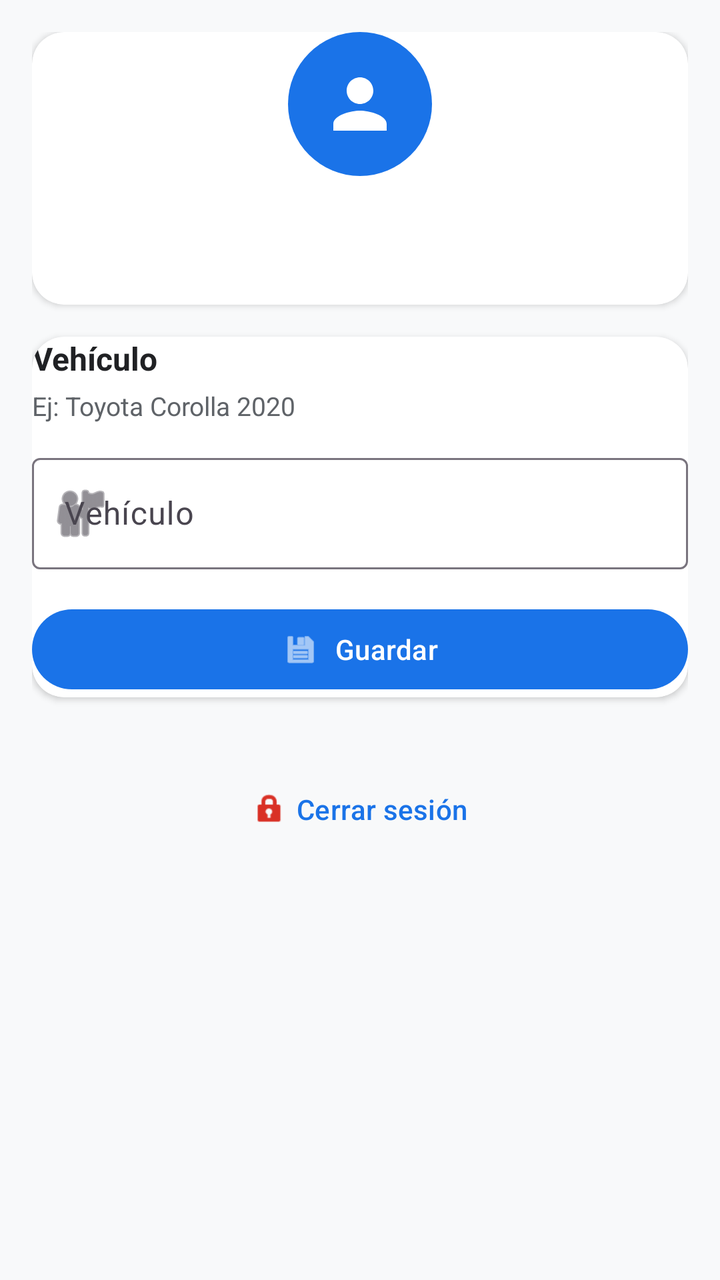
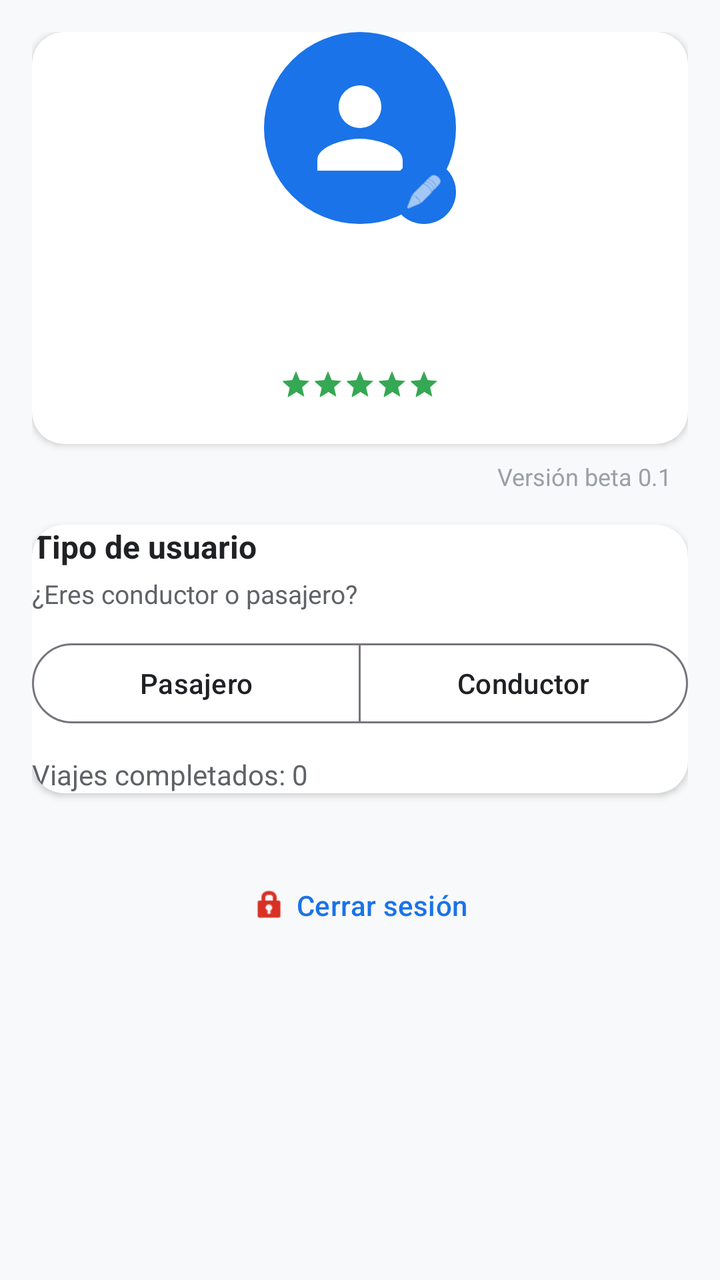

Compare the two renders of this Android layout. The source of the first and the diff that turns it into the second are given below.
<!-- AndroidManifest.xml: application theme Theme.CarpoolApp -->
<!-- res/layout/fragment_perfil.xml -->
<?xml version="1.0" encoding="utf-8"?>
<ScrollView
    xmlns:android="http://schemas.android.com/apk/res/android"
    xmlns:app="http://schemas.android.com/apk/res-auto"
    android:layout_width="match_parent"
    android:layout_height="match_parent"
    android:background="@color/background">

    <androidx.constraintlayout.widget.ConstraintLayout
        android:layout_width="match_parent"
        android:layout_height="wrap_content"
        android:padding="16dp">

        <com.google.android.material.card.MaterialCardView
            android:id="@+id/profile_card"
            android:layout_width="0dp"
            android:layout_height="wrap_content"
            app:cardCornerRadius="16dp"
            app:cardElevation="2dp"
            app:cardBackgroundColor="@color/surface"
            app:layout_constraintTop_toTopOf="parent"
            app:layout_constraintStart_toStartOf="parent"
            app:layout_constraintEnd_toEndOf="parent"
            android:padding="24dp">

            <androidx.constraintlayout.widget.ConstraintLayout
                android:layout_width="match_parent"
                android:layout_height="wrap_content">

                <ImageView
                    android:id="@+id/avatar"
                    android:layout_width="72dp"
                    android:layout_height="72dp"
                    android:background="@drawable/circle_avatar_background"
                    android:padding="16dp"
                    android:src="@drawable/ic_person_grey_24dp"
                    app:tint="@color/on_primary"
                    android:contentDescription="@string/desc_avatar"
                    app:layout_constraintTop_toTopOf="parent"
                    app:layout_constraintStart_toStartOf="parent"
                    app:layout_constraintEnd_toEndOf="parent" />

                <TextView
                    android:id="@+id/tv_nombre"
                    android:layout_width="0dp"
                    android:layout_height="wrap_content"
                    android:textSize="22sp"
                    android:textStyle="bold"
                    android:textColor="@color/text_primary"
                    android:gravity="center"
                    android:layout_marginTop="12dp"
                    app:layout_constraintTop_toBottomOf="@id/avatar"
                    app:layout_constraintStart_toStartOf="parent"
                    app:layout_constraintEnd_toEndOf="parent" />

                <TextView
                    android:id="@+id/tv_email"
                    android:layout_width="0dp"
                    android:layout_height="wrap_content"
                    android:textSize="14sp"
                    android:textColor="@color/text_secondary"
                    android:gravity="center"
                    app:layout_constraintTop_toBottomOf="@id/tv_nombre"
                    app:layout_constraintStart_toStartOf="parent"
                    app:layout_constraintEnd_toEndOf="parent"
                    android:layout_marginTop="4dp" />
            </androidx.constraintlayout.widget.ConstraintLayout>
        </com.google.android.material.card.MaterialCardView>

        <com.google.android.material.card.MaterialCardView
            android:id="@+id/vehiculo_card"
            android:layout_width="0dp"
            android:layout_height="wrap_content"
            app:cardCornerRadius="16dp"
            app:cardElevation="2dp"
            app:cardBackgroundColor="@color/surface"
            android:layout_marginTop="16dp"
            app:layout_constraintTop_toBottomOf="@id/profile_card"
            app:layout_constraintStart_toStartOf="parent"
            app:layout_constraintEnd_toEndOf="parent"
            android:padding="20dp">

            <androidx.constraintlayout.widget.ConstraintLayout
                android:layout_width="match_parent"
                android:layout_height="wrap_content">

                <TextView
                    android:id="@+id/vehiculo_title"
                    android:layout_width="wrap_content"
                    android:layout_height="wrap_content"
                    android:text="Vehículo"
                    android:textSize="16sp"
                    android:textStyle="bold"
                    android:textColor="@color/text_primary"
                    app:layout_constraintTop_toTopOf="parent"
                    app:layout_constraintStart_toStartOf="parent" />

                <TextView
                    android:id="@+id/vehiculo_helper"
                    android:layout_width="0dp"
                    android:layout_height="wrap_content"
                    android:text="Ej: Toyota Corolla 2020"
                    android:textSize="13sp"
                    android:textColor="@color/text_secondary"
                    app:layout_constraintTop_toBottomOf="@id/vehiculo_title"
                    app:layout_constraintStart_toStartOf="parent"
                    app:layout_constraintEnd_toEndOf="parent"
                    android:layout_marginTop="4dp" />

                <com.google.android.material.textfield.TextInputLayout
                    android:id="@+id/vehiculo_layout"
                    android:layout_width="0dp"
                    android:layout_height="wrap_content"
                    android:hint="@string/label_vehiculo"
                    style="@style/Widget.Material3.TextInputLayout.OutlinedBox"
                    app:startIconDrawable="@android:drawable/ic_menu_myplaces"
                    app:layout_constraintTop_toBottomOf="@id/vehiculo_helper"
                    app:layout_constraintStart_toStartOf="parent"
                    app:layout_constraintEnd_toEndOf="parent"
                    android:layout_marginTop="12dp">

                    <com.google.android.material.textfield.TextInputEditText
                        android:id="@+id/vehiculo_input"
                        android:layout_width="match_parent"
                        android:layout_height="wrap_content"
                        android:inputType="textCapWords" />
                </com.google.android.material.textfield.TextInputLayout>

                <com.google.android.material.button.MaterialButton
                    android:id="@+id/btn_guardar"
                    android:layout_width="0dp"
                    android:layout_height="48dp"
                    android:text="@string/btn_guardar"
                    app:icon="@android:drawable/ic_menu_save"
                    app:iconGravity="textStart"
                    app:layout_constraintTop_toBottomOf="@id/vehiculo_layout"
                    app:layout_constraintStart_toStartOf="parent"
                    app:layout_constraintEnd_toEndOf="parent"
                    android:layout_marginTop="16dp" />
            </androidx.constraintlayout.widget.ConstraintLayout>
        </com.google.android.material.card.MaterialCardView>

        <TextView
            android:id="@+id/mensaje_feedback"
            android:layout_width="0dp"
            android:layout_height="wrap_content"
            android:textSize="14sp"
            android:textAlignment="center"
            android:padding="12dp"
            android:background="@drawable/feedback_background"
            android:visibility="gone"
            app:layout_constraintTop_toBottomOf="@id/btn_cerrar_sesion"
            app:layout_constraintStart_toStartOf="parent"
            app:layout_constraintEnd_toEndOf="parent"
            android:layout_marginTop="16dp" />

        <com.google.android.material.button.MaterialButton
            android:id="@+id/btn_cerrar_sesion"
            android:layout_width="0dp"
            android:layout_height="48dp"
            android:text="@string/msg_cerrar_sesion"
            style="@style/Widget.Material3.Button.TextButton"
            app:icon="@android:drawable/ic_lock_idle_lock"
            app:iconGravity="textStart"
            app:iconTint="@color/error"
            app:layout_constraintTop_toBottomOf="@id/vehiculo_card"
            app:layout_constraintStart_toStartOf="parent"
            app:layout_constraintEnd_toEndOf="parent"
            android:layout_marginTop="32dp" />

    </androidx.constraintlayout.widget.ConstraintLayout>
</ScrollView>
<!-- resources referenced by this layout -->
<resources>
  <color name="background">#FFF8F9FA</color>
  <color name="error">#FFD93025</color>
  <color name="on_primary">#FFFFFFFF</color>
  <color name="surface">#FFFFFFFF</color>
  <color name="text_primary">#FF202124</color>
  <color name="text_secondary">#FF5F6368</color>
  <!-- drawable circle_avatar_background (drawable) -->
  <?xml version="1.0" encoding="utf-8"?>
  <shape xmlns:android="http://schemas.android.com/apk/res/android"
      android:shape="oval">
      <solid android:color="@color/primary" />
  </shape>
  <!-- drawable feedback_background (drawable) -->
  <?xml version="1.0" encoding="utf-8"?>
  <shape xmlns:android="http://schemas.android.com/apk/res/android"
      android:shape="rectangle">
      <solid android:color="#E8F5E9" />
      <corners android:radius="8dp" />
      <padding
          android:left="8dp"
          android:top="8dp"
          android:right="8dp"
          android:bottom="8dp" />
  </shape>
  <!-- drawable ic_person_grey_24dp (drawable) -->
  <?xml version="1.0" encoding="utf-8"?>
  <vector xmlns:android="http://schemas.android.com/apk/res/android"
      android:width="24dp"
      android:height="24dp"
      android:viewportWidth="24"
      android:viewportHeight="24">
      <path
          android:fillColor="#757575"
          android:pathData="M12,12c2.21,0 4,-1.79 4,-4s-1.79,-4 -4,-4 -4,1.79 -4,4 1.79,4 4,4zM12,14c-2.67,0 -8,1.34 -8,4v2h16v-2c0,-2.66 -5.33,-4 -8,-4z"/>
  </vector>
  <string name="btn_guardar">Guardar</string>
  <string name="desc_avatar">Avatar del usuario</string>
  <string name="label_vehiculo">Vehículo</string>
  <string name="msg_cerrar_sesion">Cerrar sesión</string>
  <style name="Theme.CarpoolApp" parent="Theme.Material3.DayNight.NoActionBar">
          <item name="colorPrimary">@color/primary</item>
          <item name="colorOnPrimary">@color/on_primary</item>
          <item name="colorPrimaryContainer">@color/primary_variant</item>
          <item name="colorSecondary">@color/secondary</item>
          <item name="colorOnSecondary">@color/on_secondary</item>
          <item name="colorError">@color/error</item>
          <item name="colorOnError">@color/on_error</item>
          <item name="android:colorBackground">@color/background</item>
          <item name="colorOnBackground">@color/on_background</item>
          <item name="colorOnSurface">@color/on_surface</item>
          <item name="materialCardViewStyle">@style/Widget.CarpoolApp.Card</item>
      </style>
  <color name="primary">#FF1A73E8</color>
  <color name="primary_variant">#FF1557B0</color>
  <color name="secondary">#FF34A853</color>
  <color name="on_secondary">#FFFFFFFF</color>
  <color name="on_error">#FFFFFFFF</color>
  <color name="on_background">#FF202124</color>
  <color name="on_surface">#FF202124</color>
  <style name="Widget.CarpoolApp.Card" parent="Widget.Material3.CardView.Filled">
          <item name="cardCornerRadius">16dp</item>
          <item name="cardElevation">2dp</item>
          <item name="strokeWidth">0dp</item>
      </style>
</resources>

<!-- the commit's change to res/layout/fragment_perfil.xml (unified diff, before → after) -->
@@ -29,8 +29,8 @@
 
                 <ImageView
                     android:id="@+id/avatar"
-                    android:layout_width="72dp"
-                    android:layout_height="72dp"
+                    android:layout_width="96dp"
+                    android:layout_height="96dp"
                     android:background="@drawable/circle_avatar_background"
                     android:padding="16dp"
                     android:src="@drawable/ic_person_grey_24dp"
@@ -40,6 +40,18 @@
                     app:layout_constraintStart_toStartOf="parent"
                     app:layout_constraintEnd_toEndOf="parent" />
 
+                <ImageView
+                    android:id="@+id/btn_editar_foto"
+                    android:layout_width="32dp"
+                    android:layout_height="32dp"
+                    android:src="@android:drawable/ic_menu_edit"
+                    android:background="@drawable/circle_avatar_background"
+                    android:padding="6dp"
+                    app:tint="@color/on_primary"
+                    android:contentDescription="Editar foto"
+                    app:layout_constraintBottom_toBottomOf="@id/avatar"
+                    app:layout_constraintEnd_toEndOf="@id/avatar" />
+
                 <TextView
                     android:id="@+id/tv_nombre"
                     android:layout_width="0dp"
@@ -64,18 +76,55 @@
                     app:layout_constraintStart_toStartOf="parent"
                     app:layout_constraintEnd_toEndOf="parent"
                     android:layout_marginTop="4dp" />
+
+                <RatingBar
+                    android:id="@+id/rating_bar"
+                    style="?android:attr/ratingBarStyleSmall"
+                    android:layout_width="wrap_content"
+                    android:layout_height="wrap_content"
+                    android:numStars="5"
+                    android:rating="5"
+                    android:isIndicator="true"
+                    android:progressTint="@color/secondary"
+                    app:layout_constraintTop_toBottomOf="@id/tv_email"
+                    app:layout_constraintStart_toStartOf="parent"
+                    app:layout_constraintEnd_toEndOf="parent"
+                    android:layout_marginTop="8dp" />
+
+                <TextView
+                    android:id="@+id/tv_calificacion"
+                    android:layout_width="wrap_content"
+                    android:layout_height="wrap_content"
+                    android:textSize="13sp"
+                    android:textColor="@color/text_secondary"
+                    app:layout_constraintTop_toBottomOf="@id/rating_bar"
+                    app:layout_constraintStart_toStartOf="parent"
+                    app:layout_constraintEnd_toEndOf="parent"
+                    android:layout_marginTop="4dp" />
             </androidx.constraintlayout.widget.ConstraintLayout>
         </com.google.android.material.card.MaterialCardView>
 
+        <TextView
+            android:id="@+id/tv_version"
+            android:layout_width="wrap_content"
+            android:layout_height="wrap_content"
+            android:textSize="12sp"
+            android:textColor="@color/text_hint"
+            android:text="Versión beta 0.1"
+            app:layout_constraintTop_toBottomOf="@id/profile_card"
+            app:layout_constraintEnd_toEndOf="parent"
+            android:layout_marginTop="8dp"
+            android:layout_marginEnd="8dp" />
+
         <com.google.android.material.card.MaterialCardView
-            android:id="@+id/vehiculo_card"
+            android:id="@+id/tipo_usuario_card"
             android:layout_width="0dp"
             android:layout_height="wrap_content"
             app:cardCornerRadius="16dp"
             app:cardElevation="2dp"
             app:cardBackgroundColor="@color/surface"
             android:layout_marginTop="16dp"
-            app:layout_constraintTop_toBottomOf="@id/profile_card"
+            app:layout_constraintTop_toBottomOf="@id/tv_version"
             app:layout_constraintStart_toStartOf="parent"
             app:layout_constraintEnd_toEndOf="parent"
             android:padding="20dp">
@@ -85,10 +134,10 @@
                 android:layout_height="wrap_content">
 
                 <TextView
-                    android:id="@+id/vehiculo_title"
+                    android:id="@+id/tipo_title"
                     android:layout_width="wrap_content"
                     android:layout_height="wrap_content"
-                    android:text="Vehículo"
+                    android:text="Tipo de usuario"
                     android:textSize="16sp"
                     android:textStyle="bold"
                     android:textColor="@color/text_primary"
@@ -96,10 +145,93 @@
                     app:layout_constraintStart_toStartOf="parent" />
 
                 <TextView
+                    android:id="@+id/tipo_helper"
+                    android:layout_width="0dp"
+                    android:layout_height="wrap_content"
+                    android:text="¿Eres conductor o pasajero?"
+                    android:textSize="13sp"
+                    android:textColor="@color/text_secondary"
+                    app:layout_constraintTop_toBottomOf="@id/tipo_title"
+                    app:layout_constraintStart_toStartOf="parent"
+                    app:layout_constraintEnd_toEndOf="parent"
+                    android:layout_marginTop="4dp" />
+
+                <com.google.android.material.button.MaterialButtonToggleGroup
+                    android:id="@+id/tipo_toggle"
+                    android:layout_width="0dp"
+                    android:layout_height="wrap_content"
+                    app:layout_constraintTop_toBottomOf="@id/tipo_helper"
+                    app:layout_constraintStart_toStartOf="parent"
+                    app:layout_constraintEnd_toEndOf="parent"
+                    android:layout_marginTop="12dp"
+                    app:singleSelection="true"
+                    app:selectionRequired="true">
+
+                    <com.google.android.material.button.MaterialButton
+                        android:id="@+id/btn_pasajero"
+                        style="@style/Widget.Material3.Button.OutlinedButton"
+                        android:layout_width="0dp"
+                        android:layout_height="wrap_content"
+                        android:text="Pasajero"
+                        android:layout_weight="1" />
+
+                    <com.google.android.material.button.MaterialButton
+                        android:id="@+id/btn_conductor"
+                        style="@style/Widget.Material3.Button.OutlinedButton"
+                        android:layout_width="0dp"
+                        android:layout_height="wrap_content"
+                        android:text="Conductor"
+                        android:layout_weight="1" />
+                </com.google.android.material.button.MaterialButtonToggleGroup>
+
+                <TextView
+                    android:id="@+id/tv_viajes_completados"
+                    android:layout_width="0dp"
+                    android:layout_height="wrap_content"
+                    android:textSize="14sp"
+                    android:textColor="@color/text_secondary"
+                    android:text="Viajes completados: 0"
+                    app:layout_constraintTop_toBottomOf="@id/tipo_toggle"
+                    app:layout_constraintStart_toStartOf="parent"
+                    app:layout_constraintEnd_toEndOf="parent"
+                    android:layout_marginTop="12dp" />
+            </androidx.constraintlayout.widget.ConstraintLayout>
+        </com.google.android.material.card.MaterialCardView>
+
+        <com.google.android.material.card.MaterialCardView
+            android:id="@+id/vehiculo_card"
+            android:layout_width="0dp"
+            android:layout_height="wrap_content"
+            app:cardCornerRadius="16dp"
+            app:cardElevation="2dp"
+            app:cardBackgroundColor="@color/surface"
+            android:layout_marginTop="16dp"
+            app:layout_constraintTop_toBottomOf="@id/tipo_usuario_card"
+            app:layout_constraintStart_toStartOf="parent"
+            app:layout_constraintEnd_toEndOf="parent"
+            android:padding="20dp"
+            android:visibility="gone">
+
+            <androidx.constraintlayout.widget.ConstraintLayout
+                android:layout_width="match_parent"
+                android:layout_height="wrap_content">
+
+                <TextView
+                    android:id="@+id/vehiculo_title"
+                    android:layout_width="wrap_content"
+                    android:layout_height="wrap_content"
+                    android:text="Información del Vehículo"
+                    android:textSize="16sp"
+                    android:textStyle="bold"
+                    android:textColor="@color/text_primary"
+                    app:layout_constraintTop_toTopOf="parent"
+                    app:layout_constraintStart_toStartOf="parent" />
+
+                <TextView
                     android:id="@+id/vehiculo_helper"
                     android:layout_width="0dp"
                     android:layout_height="wrap_content"
-                    android:text="Ej: Toyota Corolla 2020"
+                    android:text="Registra tu vehículo para comenzar a conducir"
                     android:textSize="13sp"
                     android:textColor="@color/text_secondary"
                     app:layout_constraintTop_toBottomOf="@id/vehiculo_title"
@@ -108,32 +240,106 @@
                     android:layout_marginTop="4dp" />
 
                 <com.google.android.material.textfield.TextInputLayout
-                    android:id="@+id/vehiculo_layout"
-                    android:layout_width="0dp"
-                    android:layout_height="wrap_content"
-                    android:hint="@string/label_vehiculo"
+                    android:id="@+id/marca_layout"
+                    style="@style/Widget.Material3.TextInputLayout.OutlinedBox.ExposedDropdownMenu"
+                    android:layout_width="0dp"
+                    android:layout_height="wrap_content"
+                    android:hint="Marca"
+                    app:layout_constraintTop_toBottomOf="@id/vehiculo_helper"
+                    app:layout_constraintStart_toStartOf="parent"
+                    app:layout_constraintEnd_toEndOf="parent"
+                    android:layout_marginTop="12dp">
+
+                    <AutoCompleteTextView
+                        android:id="@+id/marca_input"
+                        android:layout_width="match_parent"
+                        android:layout_height="wrap_content"
+                        android:inputType="none" />
+                </com.google.android.material.textfield.TextInputLayout>
+
+                <com.google.android.material.textfield.TextInputLayout
+                    android:id="@+id/modelo_layout"
+                    android:layout_width="0dp"
+                    android:layout_height="wrap_content"
+                    android:hint="Modelo"
                     style="@style/Widget.Material3.TextInputLayout.OutlinedBox"
-                    app:startIconDrawable="@android:drawable/ic_menu_myplaces"
-                    app:layout_constraintTop_toBottomOf="@id/vehiculo_helper"
+                    app:layout_constraintTop_toBottomOf="@id/marca_layout"
                     app:layout_constraintStart_toStartOf="parent"
                     app:layout_constraintEnd_toEndOf="parent"
                     android:layout_marginTop="12dp">
 
                     <com.google.android.material.textfield.TextInputEditText
-                        android:id="@+id/vehiculo_input"
+                        android:id="@+id/modelo_input"
                         android:layout_width="match_parent"
                         android:layout_height="wrap_content"
                         android:inputType="textCapWords" />
                 </com.google.android.material.textfield.TextInputLayout>
 
+                <com.google.android.material.textfield.TextInputLayout
+                    android:id="@+id/ano_layout"
+                    style="@style/Widget.Material3.TextInputLayout.OutlinedBox.ExposedDropdownMenu"
+                    android:layout_width="0dp"
+                    android:layout_height="wrap_content"
+                    android:hint="Año"
+                    app:layout_constraintTop_toBottomOf="@id/modelo_layout"
+                    app:layout_constraintStart_toStartOf="parent"
+                    app:layout_constraintEnd_toEndOf="parent"
+                    android:layout_marginTop="12dp">
+
+                    <AutoCompleteTextView
+                        android:id="@+id/ano_input"
+                        android:layout_width="match_parent"
+                        android:layout_height="wrap_content"
+                        android:inputType="none" />
+                </com.google.android.material.textfield.TextInputLayout>
+
+                <com.google.android.material.textfield.TextInputLayout
+                    android:id="@+id/color_layout"
+                    style="@style/Widget.Material3.TextInputLayout.OutlinedBox.ExposedDropdownMenu"
+                    android:layout_width="0dp"
+                    android:layout_height="wrap_content"
+                    android:hint="Color"
+                    app:layout_constraintTop_toBottomOf="@id/ano_layout"
+                    app:layout_constraintStart_toStartOf="parent"
+                    app:layout_constraintEnd_toEndOf="parent"
+                    android:layout_marginTop="12dp">
+
+                    <AutoCompleteTextView
+                        android:id="@+id/color_input"
+                        android:layout_width="match_parent"
+                        android:layout_height="wrap_content"
+                        android:inputType="none" />
+                </com.google.android.material.textfield.TextInputLayout>
+
+                <com.google.android.material.textfield.TextInputLayout
+                    android:id="@+id/placa_layout"
+                    android:layout_width="0dp"
+                    android:layout_height="wrap_content"
+                    android:hint="Placa / Patente"
+                    style="@style/Widget.Material3.TextInputLayout.OutlinedBox"
+                    app:layout_constraintTop_toBottomOf="@id/color_layout"
+                    app:layout_constraintStart_toStartOf="parent"
+                    app:layout_constraintEnd_toEndOf="parent"
+                    android:layout_marginTop="12dp"
+                    app:counterEnabled="true"
+                    app:counterMaxLength="20">
+
+                    <com.google.android.material.textfield.TextInputEditText
+                        android:id="@+id/placa_input"
+                        android:layout_width="match_parent"
+                        android:layout_height="wrap_content"
+                        android:inputType="textCapCharacters"
+                        android:maxLength="20" />
+                </com.google.android.material.textfield.TextInputLayout>
+
                 <com.google.android.material.button.MaterialButton
-                    android:id="@+id/btn_guardar"
+                    android:id="@+id/btn_guardar_vehiculo"
                     android:layout_width="0dp"
                     android:layout_height="48dp"
-                    android:text="@string/btn_guardar"
+                    android:text="Guardar Vehículo"
                     app:icon="@android:drawable/ic_menu_save"
                     app:iconGravity="textStart"
-                    app:layout_constraintTop_toBottomOf="@id/vehiculo_layout"
+                    app:layout_constraintTop_toBottomOf="@id/placa_layout"
                     app:layout_constraintStart_toStartOf="parent"
                     app:layout_constraintEnd_toEndOf="parent"
                     android:layout_marginTop="16dp" />
<!-- resource entries referenced after the edit -->
@@ -4,6 +4,7 @@
   <color name="error">#FFD93025</color>
   <color name="on_primary">#FFFFFFFF</color>
   <color name="surface">#FFFFFFFF</color>
+  <color name="text_hint">#9AA0A6</color>
   <color name="text_primary">#FF202124</color>
   <color name="text_secondary">#FF5F6368</color>
   <!-- drawable circle_avatar_background (drawable) -->
@@ -35,9 +36,7 @@
           android:fillColor="#757575"
           android:pathData="M12,12c2.21,0 4,-1.79 4,-4s-1.79,-4 -4,-4 -4,1.79 -4,4 1.79,4 4,4zM12,14c-2.67,0 -8,1.34 -8,4v2h16v-2c0,-2.66 -5.33,-4 -8,-4z"/>
   </vector>
-  <string name="btn_guardar">Guardar</string>
   <string name="desc_avatar">Avatar del usuario</string>
-  <string name="label_vehiculo">Vehículo</string>
   <string name="msg_cerrar_sesion">Cerrar sesión</string>
   <style name="Theme.CarpoolApp" parent="Theme.Material3.DayNight.NoActionBar">
           <item name="colorPrimary">@color/primary</item>
